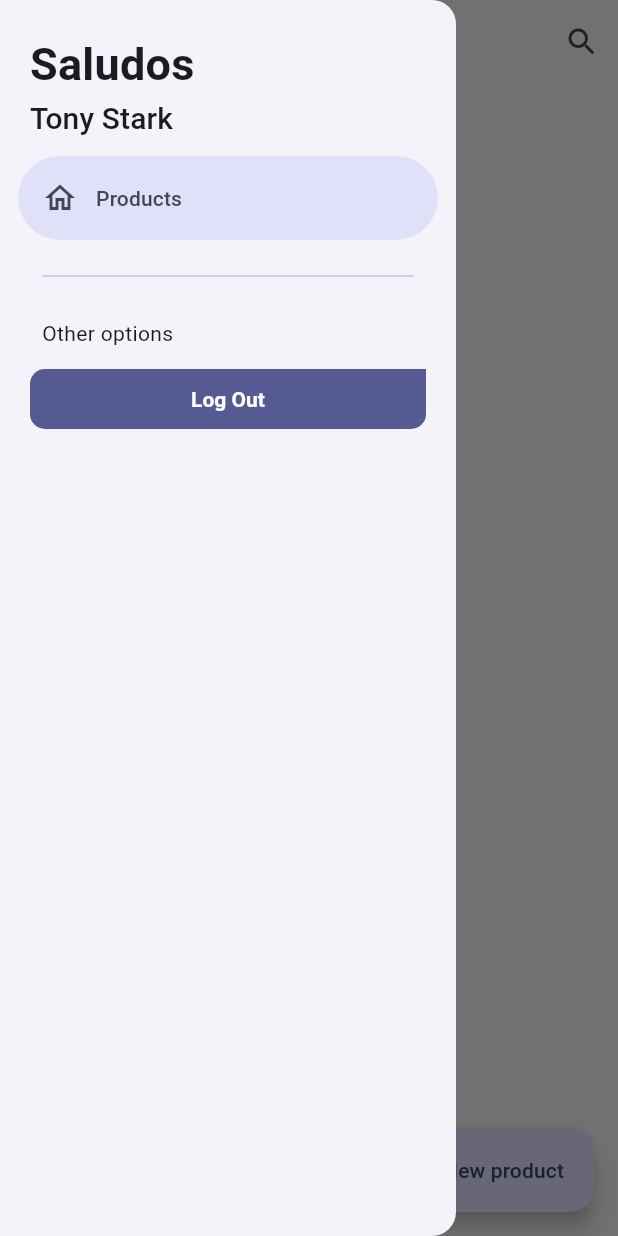
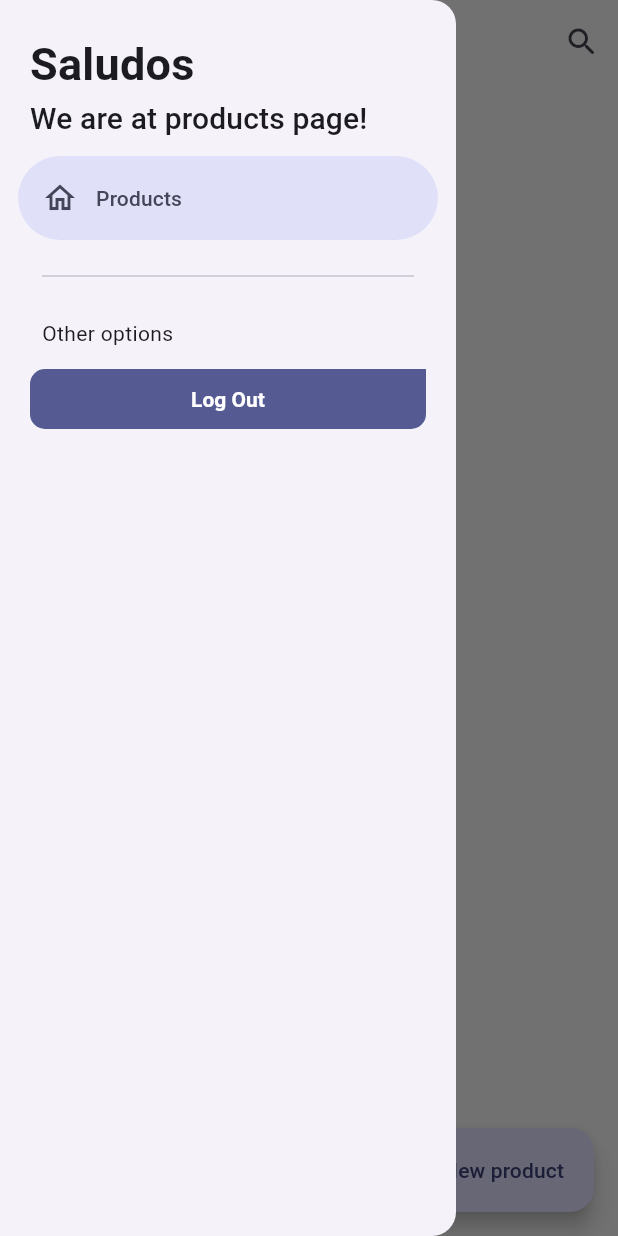
Before and after one commit to TorreFrancisco/teslo-shop-app, a Flutter app: the ProductsScreen screen opened by its route, with the side drawer open, on a phone screen of 412 x 824 dp. Run offline on Flutter 3.47's test engine with Material 3 defaults, Android fonts, the phone set to English and light mode, and no system bars; our stand-ins replace dio, flutter_dotenv, flutter_riverpod, formz, go_router, google_fonts and 2 more; accounts and stored records are empty; network calls fail; project files that could hold a hidden picture were left out.

Commit message:
Update side_menu.dart

```diff
--- a/lib/features/shared/widgets/side_menu.dart
+++ b/lib/features/shared/widgets/side_menu.dart
@@ -51,7 +51,7 @@ class SideMenuState extends ConsumerState<SideMenu> {
 
         Padding(
           padding: const EdgeInsets.fromLTRB(20, 0, 16, 10),
-          child: Text('Tony Stark', style: textStyles.titleSmall ),
+          child: Text('We are at products page!', style: textStyles.titleSmall ),
         ),
 
         const NavigationDrawerDestination(
```
